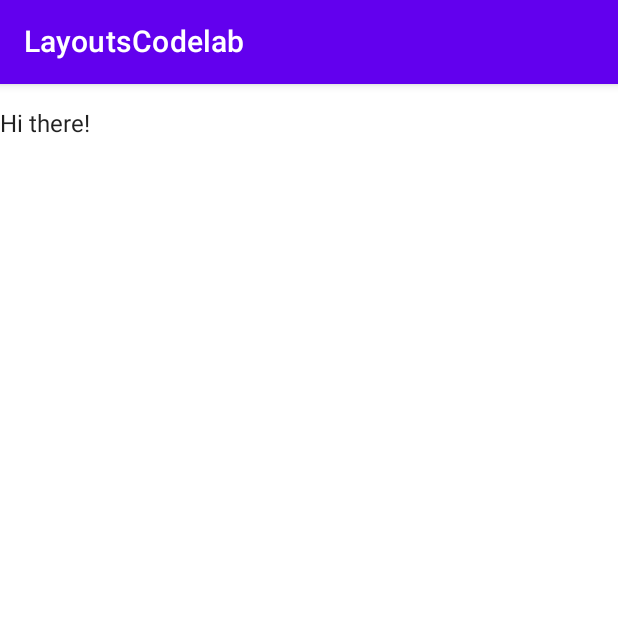
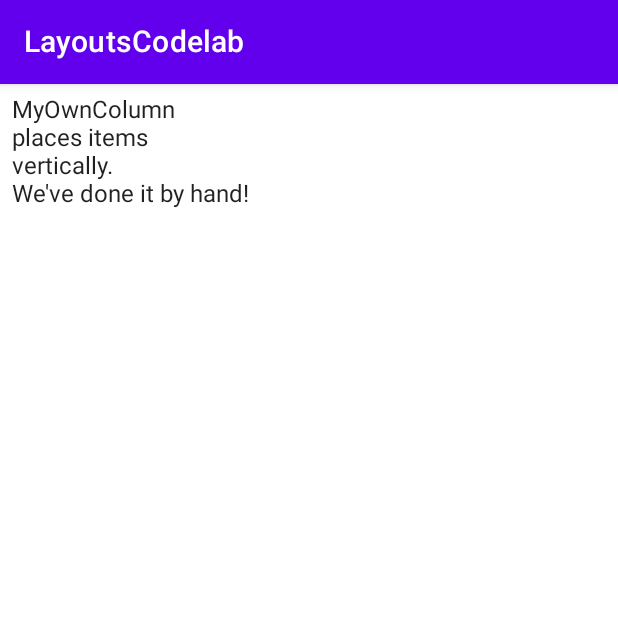
Before and after one commit to cjae/composer_second_date, an Android app built with Jetpack Compose: the screen it shows after launch (MainActivity), on a phone screen of 412 x 824 dp, the top half of it. Run offline under Robolectric (Android 15) with nearby library versions, the phone set to English and light mode, and no system bars.

Commit message:
Custom column layout

```diff
--- a/app/src/main/java/com/expanse/app/secondcompasedate/MainActivity.kt
+++ b/app/src/main/java/com/expanse/app/secondcompasedate/MainActivity.kt
@@ -3,31 +3,16 @@ package com.expanse.app.secondcompasedate
 import android.os.Bundle
 import androidx.activity.ComponentActivity
 import androidx.activity.compose.setContent
-import androidx.compose.foundation.*
-import androidx.compose.foundation.layout.*
-import androidx.compose.foundation.lazy.LazyColumn
-import androidx.compose.foundation.lazy.items
-import androidx.compose.foundation.lazy.rememberLazyListState
-import androidx.compose.foundation.shape.CircleShape
-import androidx.compose.foundation.shape.RoundedCornerShape
-import androidx.compose.material.*
-import androidx.compose.material.icons.Icons
-import androidx.compose.material.icons.filled.Favorite
-import androidx.compose.runtime.*
-import androidx.compose.ui.Alignment
+import androidx.compose.foundation.layout.padding
+import androidx.compose.material.Scaffold
+import androidx.compose.material.Text
+import androidx.compose.material.TopAppBar
+import androidx.compose.runtime.Composable
 import androidx.compose.ui.Modifier
-import androidx.compose.ui.draw.clip
-import androidx.compose.ui.graphics.Color
-import androidx.compose.ui.layout.AlignmentLine
-import androidx.compose.ui.layout.FirstBaseline
-import androidx.compose.ui.layout.layout
-import androidx.compose.ui.text.font.FontWeight
+import androidx.compose.ui.layout.Layout
 import androidx.compose.ui.tooling.preview.Preview
-import androidx.compose.ui.unit.Dp
 import androidx.compose.ui.unit.dp
 import com.expanse.app.secondcompasedate.ui.theme.SecondCompaseDateTheme
-import com.google.accompanist.coil.rememberCoilPainter
-import kotlinx.coroutines.launch
 
 class MainActivity : ComponentActivity() {
     override fun onCreate(savedInstanceState: Bundle?) {
@@ -46,51 +31,56 @@ fun LayoutsCodelab() {
                 title = { Text(text = "LayoutsCodelab") }
             )
         }
-    ) {
-        Text("Hi there!", Modifier.firstBaselineToTop(32.dp))
+    ) { innerPadding ->
+        BodyContent(Modifier.padding(innerPadding))
     }
 }
 
-fun Modifier.firstBaselineToTop(
-    firstBaselineToTop: Dp
-) = this.then(
-    layout { measurable, constraints ->
-        val placeable = measurable.measure(constraints)
-
-        // Check the composable has a first baseline
-        check(placeable[FirstBaseline] != AlignmentLine.Unspecified)
-        val firstBaseline = placeable[FirstBaseline]
-
-        // Height of the composable with padding - first baseline
-        val placeableY = firstBaselineToTop.roundToPx() - firstBaseline
-        val height = placeable.height + placeableY
-        layout(placeable.width, height) {
-            // Where the composable gets placed
-            placeable.placeRelative(0, placeableY)
-        }
-    }
-)
-
-@Preview
 @Composable
-fun TextWithPaddingToBaselinePreview() {
-    SecondCompaseDateTheme {
-        Text("Hi there!", Modifier.firstBaselineToTop(32.dp))
+fun BodyContent(modifier: Modifier = Modifier) {
+    MyOwnColumn(modifier.padding(8.dp)) {
+        Text("MyOwnColumn")
+        Text("places items")
+        Text("vertically.")
+        Text("We've done it by hand!")
     }
 }
 
-@Preview
 @Composable
-fun TextWithNormalPaddingPreview() {
-    SecondCompaseDateTheme {
-        Text("Hi there!", Modifier.padding(top = 32.dp))
+fun MyOwnColumn(
+    modifier: Modifier = Modifier,
+    content: @Composable () -> Unit
+) {
+    Layout(
+        modifier = modifier,
+        content = content
+    ) { measurables, constraints ->
+
+        // Don't constrain child views further, measure them with given constraints
+        // List of measured children
+        val placeables = measurables.map { measurable ->
+            // Measure each child
+            measurable.measure(constraints)
+        }
+
+        var yPosition = 0
+        layout(constraints.maxWidth, constraints.maxHeight) {
+            // Place children in the parent layout
+            placeables.forEach { placeable ->
+                // Position item on the screen
+                placeable.placeRelative(x = 0, y = yPosition)
+
+                // Record the y co-ord placed up to
+                yPosition += placeable.height
+            }
+        }
     }
 }
-//
-//@Preview(showBackground = true)
-//@Composable
-//fun DefaultPreview() {
-//    SecondCompaseDateTheme {
-//        LayoutsCodelab()
-//    }
-//}
+
+@Preview(showBackground = true)
+@Composable
+fun DefaultPreview() {
+    SecondCompaseDateTheme {
+        LayoutsCodelab()
+    }
+}
```
